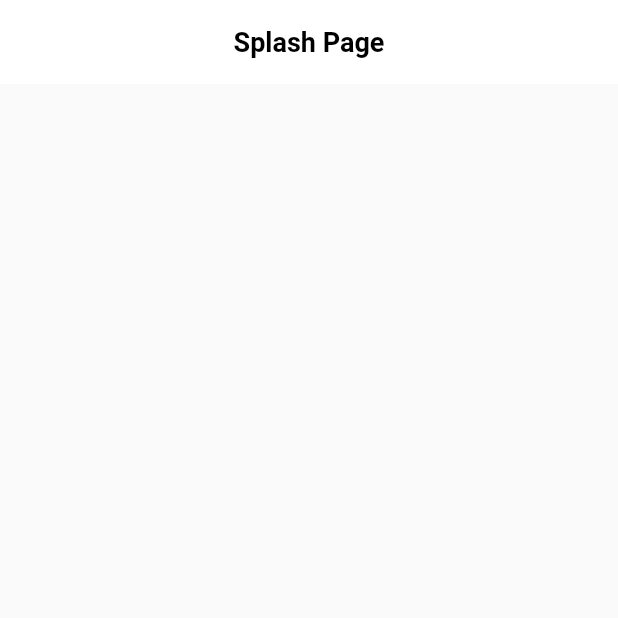
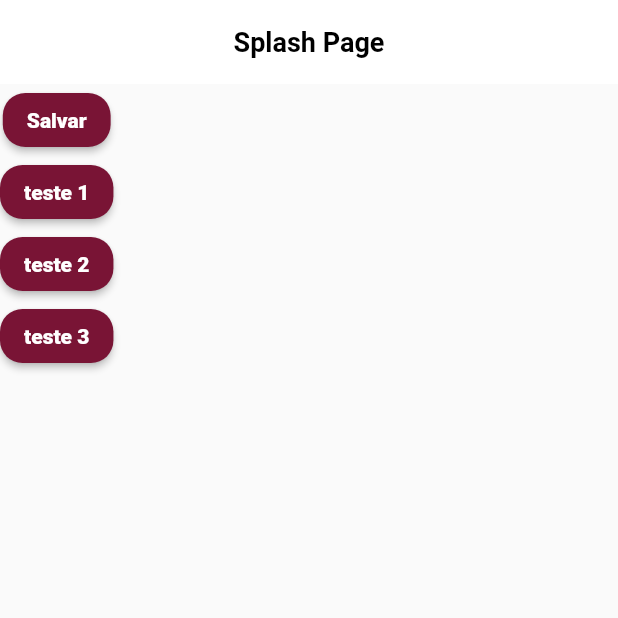
Before and after one commit to felipefranca824/fifa_app, a Flutter app: the screen it shows after launch, on a phone screen of 412 x 824 dp, the top half of it. Run offline on Flutter 3.47's test engine with Material 2 defaults, Android fonts, the phone set to English and light mode, and no system bars; our stand-ins replace loading_animation_widget, top_snackbar_flutter; Roboto replaces fonts that are missing (MPlus1P, Poppins).

Commit message:
create buttons and helpers of screen

```diff
--- a/lib/app/core/styles/button_styles.dart
+++ b/lib/app/core/ui/styles/button_styles.dart
@@ -1,6 +1,8 @@
-import 'package:fifa_book_app/app/core/styles/colors_app.dart';
-import 'package:fifa_book_app/app/core/styles/text_styles.dart';
+
 import 'package:flutter/material.dart';
+
+import 'colors_app.dart';
+import 'text_styles.dart';
 
 class ButtonStyles {
   static ButtonStyles? _instance;
--- a/lib/app/core/styles/text_styles.dart
+++ b/lib/app/core/ui/styles/text_styles.dart
@@ -1,5 +1,6 @@
-import 'package:fifa_book_app/app/core/styles/colors_app.dart';
 import 'package:flutter/material.dart';
+
+import 'colors_app.dart';
 
 class TextStyles {
   static TextStyles? _instance;
--- /dev/null
+++ b/lib/app/core/ui/widgets/button.dart
@@ -0,0 +1,59 @@
+// ignore_for_file: public_member_api_docs, sort_constructors_first
+import 'package:fifa_book_app/app/core/ui/styles/button_styles.dart';
+import 'package:fifa_book_app/app/core/ui/styles/text_styles.dart';
+import 'package:flutter/material.dart';
+
+class Button extends StatelessWidget {
+  final ButtonStyle style;
+  final TextStyle labelStyle;
+  final String label;
+  final double? height;
+  final double? width;
+  final VoidCallback? onPressed;
+  final bool outline;
+  const Button({
+    Key? key,
+    required this.style,
+    required this.labelStyle,
+    required this.label,
+    this.height,
+    this.width,
+    this.onPressed,
+    this.outline = false,
+  }) : super(key: key);
+
+  Button.primary({
+    Key? key,
+    required this.label,
+    this.height,
+    this.width,
+    this.onPressed,
+  })  : style = ButtonStyles.i.primaryButton,
+        labelStyle = TextStyles.i.textSecondaryFontExtraBold,
+        outline = false,
+        super(key: key);
+
+  @override
+  Widget build(BuildContext context) {
+    final labelText = Text(
+      label,
+      style: labelStyle,
+      overflow: TextOverflow.ellipsis,
+    );
+    return SizedBox(
+      height: height,
+      width: width,
+      child: outline
+          ? OutlinedButton(
+              onPressed: onPressed,
+              style: style,
+              child: labelText,
+            )
+          : ElevatedButton(
+              onPressed: onPressed,
+              style: style,
+              child: labelText,
+            ),
+    );
+  }
+}
--- a/lib/app/fwc_app.dart
+++ b/lib/app/fwc_app.dart
@@ -1,6 +1,7 @@
-import 'package:fifa_book_app/app/core/theme/theme_config.dart';
 import 'package:fifa_book_app/app/pages/splash/splash_page.dart';
 import 'package:flutter/material.dart';
+
+import 'core/ui/theme/theme_config.dart';
 
 class FwcApp extends StatelessWidget {
   const FwcApp({Key? key}) : super(key: key);
--- a/lib/app/pages/splash/splash_page.dart
+++ b/lib/app/pages/splash/splash_page.dart
@@ -1,17 +1,55 @@
-import 'package:fifa_book_app/app/core/styles/colors_app.dart';
-import 'package:fifa_book_app/app/core/styles/text_styles.dart';
+import 'package:fifa_book_app/app/core/ui/helpers/loader.dart';
+import 'package:fifa_book_app/app/core/ui/helpers/messages.dart';
+import 'package:fifa_book_app/app/core/ui/styles/button_styles.dart';
+import 'package:fifa_book_app/app/core/ui/widgets/button.dart';
 import 'package:flutter/material.dart';
 
-class SplashPage extends StatelessWidget {
+class SplashPage extends StatefulWidget {
   const SplashPage({Key? key}) : super(key: key);
 
+  @override
+  State<SplashPage> createState() => _SplashPageState();
+}
+
+class _SplashPageState extends State<SplashPage>
+    with Loader<SplashPage>, Messages<SplashPage> {
   @override
   Widget build(BuildContext context) {
     return Scaffold(
       appBar: AppBar(
         title: const Text('Splash Page'),
       ),
-      body: Container(),
+      body: Column(
+        children: [
+          Button.primary(
+            label: 'Salvar',
+            onPressed: () async {
+              showLoader();
+              await Future.delayed(Duration(seconds: 3));
+              hideLoader();
+            },
+          ),
+          Button.primary(
+            label: 'teste 1',
+            onPressed: () async {
+              showError("Erro no botão");
+            },
+          ),
+
+           Button.primary(
+            label: 'teste 2',
+            onPressed: () async {
+              showSuccess("Erro no botão 2 ");
+            },
+          ),
+           Button.primary(
+            label: 'teste 3',
+            onPressed: () async {
+              showInfo("Erro no botão 3");
+            },
+          ),
+        ],
+      ),
     );
   }
 }
--- a/pubspec.yaml
+++ b/pubspec.yaml
@@ -34,6 +34,8 @@ dependencies:
   # The following adds the Cupertino Icons font to your application.
   # Use with the CupertinoIcons class for iOS style icons.
   cupertino_icons: ^1.0.2
+  top_snackbar_flutter: ^2.1.1
+  loading_animation_widget: ^1.2.0+3
 
 dev_dependencies:
   flutter_test:
```
Also changed, not shown: lib/app/core/ui/helpers/loader.dart (added, +28 -0 lines), lib/app/core/ui/helpers/messages.dart (added, +34 -0 lines), lib/app/core/ui/theme/theme_config.dart (renamed from lib/app/core/theme/theme_config.dart, +8 -7 lines), lib/app/core/ui/widgets/rounded_button.dart (added, +36 -0 lines), lib/app/core/ui/styles/colors_app.dart (renamed from lib/app/core/styles/colors_app.dart), pubspec.lock.
